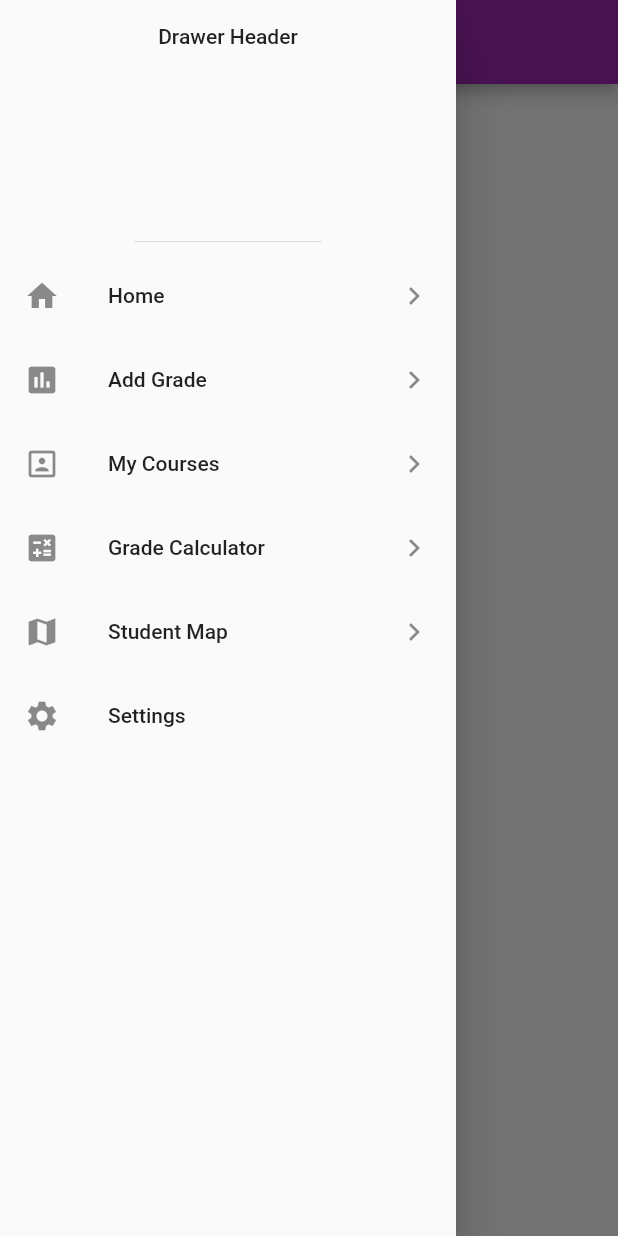
After one commit to benjamin-tsoumagas/csci4100u-final-project, a Flutter app: the CoursesPage screen opened directly, with the side drawer open, on a phone screen of 412 x 824 dp. The commit adds this screen. Run offline on Flutter 3.47's test engine with Material 2 defaults, Android fonts, the phone set to English and light mode, and no system bars; our stand-ins replace cloud_firestore, firebase_core; accounts and stored records are empty.

Commit message:
Made the drawer more module
moved the drawer so all the pages can access it

```diff
--- /dev/null
+++ b/student_utility_tool/lib/courses_page.dart
@@ -0,0 +1,24 @@
+// @dart=2.9
+import 'package:flutter/material.dart';
+import 'package:student_utility_tool/navigation_drawer.dart';
+
+class CoursesPage extends StatefulWidget {
+  const CoursesPage({Key key}) : super(key: key);
+
+  final String title = "Student's Utility Tool";
+
+  @override
+  State<CoursesPage> createState() => _CourseListState();
+}
+
+class _CourseListState extends State<CoursesPage> {
+  @override
+  Widget build(BuildContext context) {
+    return Scaffold(
+      appBar: AppBar(
+        title: const Text("Courses"),
+      ),
+      drawer: NavigationDrawerWidget(),
+    );
+  }
+}
--- /dev/null
+++ b/student_utility_tool/lib/navigation_drawer.dart
@@ -0,0 +1,64 @@
+import 'package:flutter/material.dart';
+import 'courses_page.dart';
+import 'home_page.dart';
+
+class NavigationDrawerWidget extends StatelessWidget {
+  @override
+  Widget build(BuildContext context) {
+    return Drawer(
+      child: Column(
+        children: [
+          //Header containing Student *picture, name, and email
+          DrawerHeader(
+            child: Text("Drawer Header"),
+          ),
+          //Option to go to Home
+          ListTile(
+            leading: const Icon(Icons.home),
+            title: const Text("Home"),
+            trailing: const Icon(Icons.chevron_right),
+            onTap: () {
+              Navigator.of(context).push(MaterialPageRoute(
+                builder: (context) => HomePage(),
+              ));
+            },
+          ),
+          //Option to go to Add Grades
+          ListTile(
+            leading: Icon(Icons.insert_chart),
+            title: Text("Add Grade"),
+            trailing: Icon(Icons.chevron_right),
+          ),
+          //Option to go to Courses
+          ListTile(
+            leading: const Icon(Icons.portrait),
+            title: const Text("My Courses"),
+            trailing: const Icon(Icons.chevron_right),
+            onTap: () {
+              Navigator.of(context).push(MaterialPageRoute(
+                builder: (context) => CoursesPage(),
+              ));
+            },
+          ),
+          //Option to go to Grade Calculator
+          ListTile(
+            leading: Icon(Icons.calculate),
+            title: Text("Grade Calculator"),
+            trailing: Icon(Icons.chevron_right),
+          ),
+          //Option to go to Student Map
+          ListTile(
+            leading: Icon(Icons.map),
+            title: Text("Student Map"),
+            trailing: Icon(Icons.chevron_right),
+          ),
+          //Option to go to Settings
+          ListTile(
+            leading: Icon(Icons.settings),
+            title: Text("Settings"),
+          )
+        ],
+      ),
+    );
+  }
+}
```
Also changed, not shown: student_utility_tool/lib/home_page.dart (+2 -46 lines).
